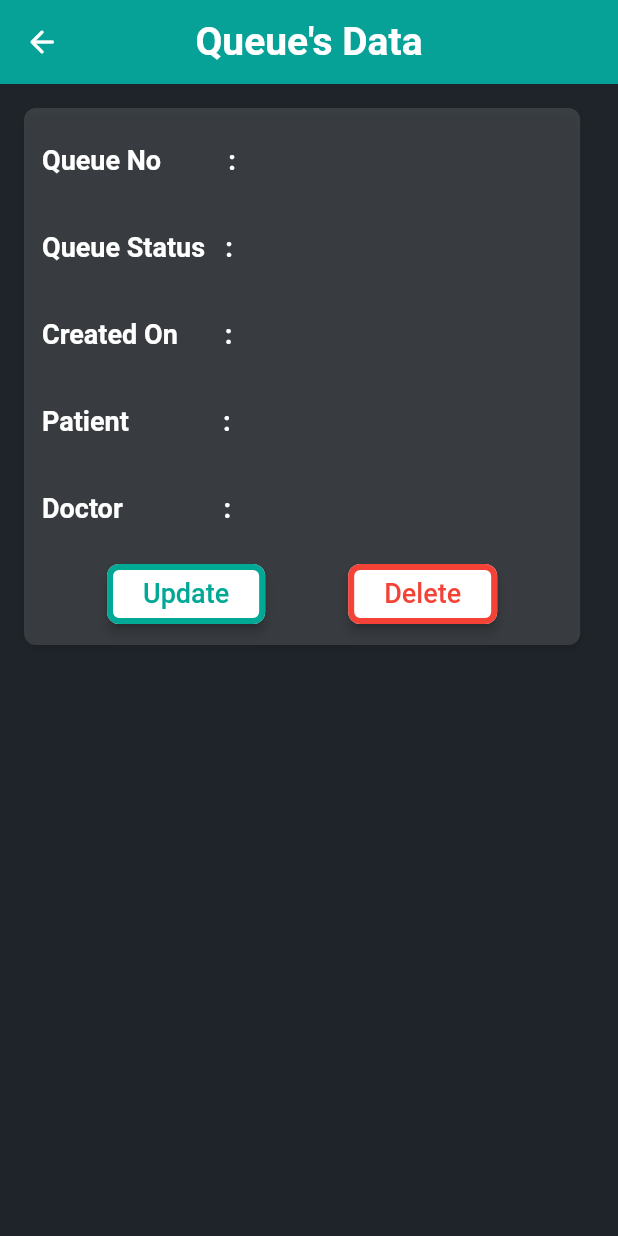
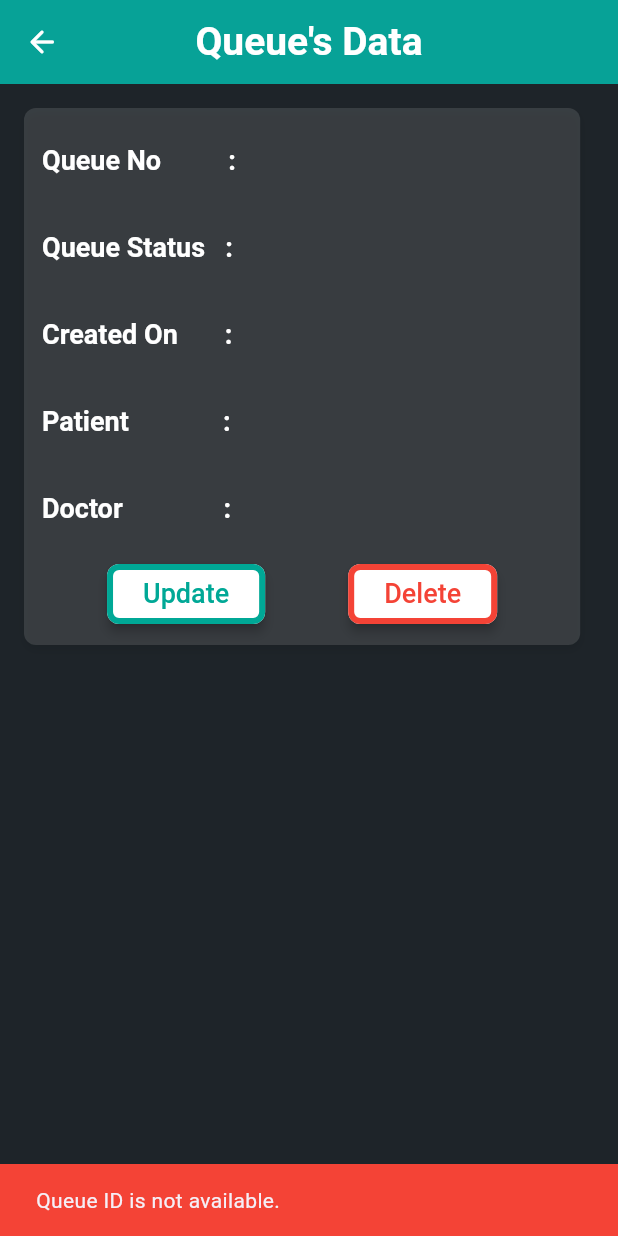
Before and after one commit to Ferico5/ppmp_uas, a Flutter app: the QueuePage screen opened by its route, after a tap on "Delete", on a phone screen of 412 x 824 dp. Run offline on Flutter 3.47's test engine with Material 3 defaults, Android fonts, the phone set to English and light mode, and no system bars; drawn by our look-alikes of flutter_animate; our stand-ins replace dio, flutter_spinkit, shared_preferences; accounts and stored records are empty; Roboto replaces fonts that are missing (Lexend).

Commit message:
still need to fix delete queue, but not urgent

```diff
--- a/lib/screens/queue_page.dart
+++ b/lib/screens/queue_page.dart
@@ -2,6 +2,7 @@ import 'package:flutter/material.dart';
 import 'package:provider/provider.dart';
 import '../view_models/queue_view_model.dart';
 import '../components/info_card_queue.dart';
+import '../view_models/show_detail_queues_view_model.dart';
 
 class QueuePage extends StatefulWidget {
   const QueuePage({super.key});
@@ -11,19 +12,20 @@ class QueuePage extends StatefulWidget {
 }
 
 class _QueuePageState extends State<QueuePage> with TickerProviderStateMixin {
+  int? queueId;
+
   @override
   void didChangeDependencies() {
     super.didChangeDependencies();
 
-    // Ambil ID dari arguments
     final arguments =
         ModalRoute.of(context)?.settings.arguments as Map<String, dynamic>?;
-    final queueId = arguments?['id'];
+    queueId = arguments?['id'];
 
     if (queueId != null) {
       Future.microtask(() {
         Provider.of<QueueViewModel>(context, listen: false)
-            .fetchQueueById(queueId);
+            .fetchQueueById(queueId!);
       });
     }
   }
@@ -81,11 +83,81 @@ class _QueuePageState extends State<QueuePage> with TickerProviderStateMixin {
                     patient: viewModel.model.patient,
                     doctor: viewModel.model.doctor,
                     updateOnPressed: () {
-                      Navigator.pushNamed(
-                          context, 'updateQueuePage'); // Pass context
+                      Navigator.pushNamed(context, 'updateQueuePage');
                     },
-                    deleteOnPressed: () {
-                      viewModel.delete(context);
+                    deleteOnPressed: () async {
+                      if (queueId != null) {
+                        final confirm = await showDialog<bool>(
+                          context: context,
+                          builder: (BuildContext context) {
+                            return AlertDialog(
+                              title: const Text('Confirm Deletion'),
+                              content: const Text('Are you sure you want to delete this queue?'),
+                              actions: [
+                                TextButton(
+                                  onPressed: () {
+                                    Navigator.of(context).pop(false);
+                                  },
+                                  child: const Text('Cancel'),
+                                ),
+                                ElevatedButton(
+                                  onPressed: () {
+                                    Navigator.of(context).pop(true);
+                                  },
+                                  style: ElevatedButton.styleFrom(
+                                    backgroundColor: Colors.red,
+                                  ),
+                                  child: const Text(
+                                    'Delete',
+                                    style: TextStyle(
+                                      color: Colors.white,
+                                    ),
+                                  ),
+                                ),
+                              ],
+                            );
+                          },
+                        );
+
+                        if (confirm == true) {
+                          showDialog(
+                            context: context,
+                            barrierDismissible: false,
+                            builder: (BuildContext context) {
+                              return const Center(
+                                child: CircularProgressIndicator(),
+                              );
+                            },
+                          );
+
+                          try {
+                            await Provider.of<QueueViewModel>(context, listen: false)
+                                .deleteQueueById(context, queueId!);
+
+                            Navigator.pop(context);
+
+                            await Provider.of<ShowDetailQueuesViewModel>(context, listen: false)
+                                .fetchQueues();
+
+                            Navigator.pushReplacementNamed(context, 'showDetailQueuesPage');
+                          } catch (error) {
+                            Navigator.pop(context);
+                            ScaffoldMessenger.of(context).showSnackBar(
+                              SnackBar(
+                                content: Text('Failed to delete queue: $error'),
+                                backgroundColor: Colors.red,
+                              ),
+                            );
+                          }
+                        }
+                      } else {
+                        ScaffoldMessenger.of(context).showSnackBar(
+                          const SnackBar(
+                            content: Text('Queue ID is not available.'),
+                            backgroundColor: Colors.red,
+                          ),
+                        );
+                      }
                     },
                   ),
                 ],
--- a/lib/screens/show_detail_queues_page.dart
+++ b/lib/screens/show_detail_queues_page.dart
@@ -32,7 +32,7 @@ class _ShowDetailQueuesPageState extends State<ShowDetailQueuesPage> {
               Icons.arrow_back_rounded,
               color: Colors.white,
             ),
-            onPressed: () => Navigator.pop(context),
+            onPressed: () => Navigator.pushReplacementNamed(context, 'homePage'),
           ),
           title: const Text(
             "Data Queues",
--- a/lib/view_models/show_detail_patients_view_model.dart
+++ b/lib/view_models/show_detail_patients_view_model.dart
@@ -41,7 +41,7 @@ class ShowDetailPatientsViewModel extends ChangeNotifier {
         'http://10.0.2.2:8000/api/table_pasien',
         options: Options(
           headers: {
-            'Authorization': 'Token $token', // Gunakan token dari SharedPreferences
+            'Authorization': 'Token $token',
           },
         ),
       );
```
Also changed, not shown: lib/view_models/queue_view_model.dart (+45 -3 lines).
